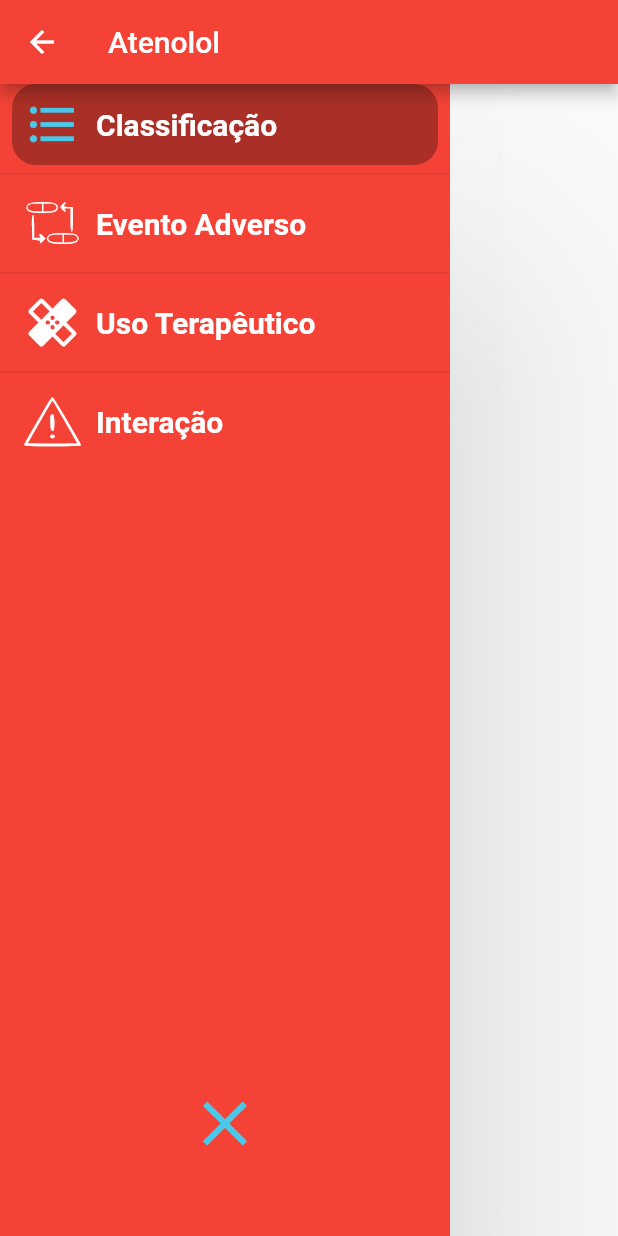
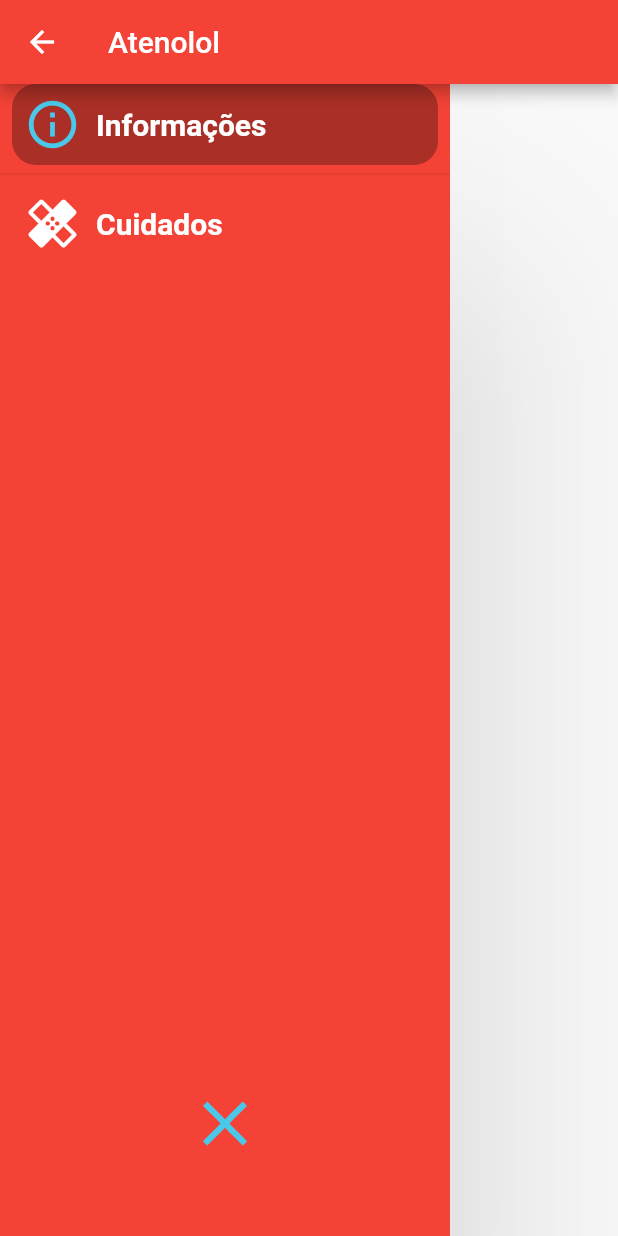
Before and after one commit to karinaplemos/cardio_help, a Flutter app: the screen it shows after launch, after a tap on "Atenolol", on a phone screen of 412 x 824 dp. Run offline on Flutter 3.47's test engine with Material 2 defaults, Android fonts, the phone set to English and light mode, and no system bars.

Commit message:
Separaçao das abas do enfermeiro e do farmaceutico.

```diff
--- a/cardio_help/lib/objects/custom_drawer/commons/collapsing_navigation_drawer_widget.dart
+++ b/cardio_help/lib/objects/custom_drawer/commons/collapsing_navigation_drawer_widget.dart
@@ -3,10 +3,12 @@ import 'package:flutter/material.dart';
 
 class CollapsingNavigationDrawer extends StatefulWidget {
   final Color drawerBackgroundColor;
+  final bool flag;
 
   const CollapsingNavigationDrawer(
     {
       Key key,
+      @required this.flag,
       @required this.drawerBackgroundColor
     }
   ): super(key: key);
@@ -64,12 +66,12 @@ class CollapsingNavigationDrawerState extends State<CollapsingNavigationDrawer>
                         });
                       },
                       isSelected: currentSelectedIndex == counter,
-                      title: navigationItems[counter].title,
-                      icon: navigationItems[counter].icon,
+                      title: (this.widget.flag)? itensNurse[counter].title : itensDruggist[counter].title,
+                      icon: (this.widget.flag)? itensNurse[counter].icon : itensDruggist[counter].icon ,
                       animationController: _animationController,
                   );
                 },
-                itemCount: navigationItems.length,
+                itemCount: (this.widget.flag)? itensNurse.length : itensDruggist.length,
               ),
             ),
             InkWell(
--- a/cardio_help/lib/objects/custom_drawer/model/navigation_model.dart
+++ b/cardio_help/lib/objects/custom_drawer/model/navigation_model.dart
@@ -8,10 +8,16 @@ class NavigationModel {
 
   NavigationModel({this.title, this.icon});
 }
-
-  List<NavigationModel> navigationItems = [
+  // Lista de abas do Farmacêutico
+  List<NavigationModel> itensDruggist = [
     NavigationModel(title: "Classificação", icon: Icons.format_list_bulleted),
     NavigationModel(title: "Evento Adverso", icon: MyFlutterApp.interactive),
     NavigationModel(title: "Uso Terapêutico", icon: Icons.healing),
     NavigationModel(title: "Interação", icon: Attention.attention__1_),
   ];
+
+  // Lista de abas do Enfermeiro
+  List<NavigationModel> itensNurse = [
+    NavigationModel(title: "Informações", icon: Icons.info_outline),
+    NavigationModel(title: "Cuidados", icon: Icons.healing),
+  ];
--- a/cardio_help/lib/pages/DrugsPage/drugsPage.dart
+++ b/cardio_help/lib/pages/DrugsPage/drugsPage.dart
@@ -4,10 +4,12 @@ import 'package:cardio_help/objects/custom_drawer/custom_navigator_drawer.dart';
 class DrugsPage extends StatefulWidget {
   final Map medicamento;
   final Color backgroundColor;
+  final bool flag;
 
   const DrugsPage(
     {
       Key key,
+      @required this.flag,
       @required this.medicamento,
       @required this.backgroundColor,
     }
@@ -28,6 +30,7 @@ class _DrugsPageState extends State<DrugsPage> {
         ),
         body: CollapsingNavigationDrawer(
           drawerBackgroundColor: widget.backgroundColor,
+          flag: this.widget.flag,
         )
     );
   }
--- a/cardio_help/lib/pages/HomePage/HomePage.dart
+++ b/cardio_help/lib/pages/HomePage/HomePage.dart
@@ -53,6 +53,7 @@ class _HomePageState extends State<HomePage> {
                           builder: (context) => DrugsPage(
                             medicamento: medicamentos[index],
                             backgroundColor: Colors.red,
+                            flag: true,
                           )
                       )
                   );
```
Also changed, not shown: cardio_help/flutter_03.png (added).
